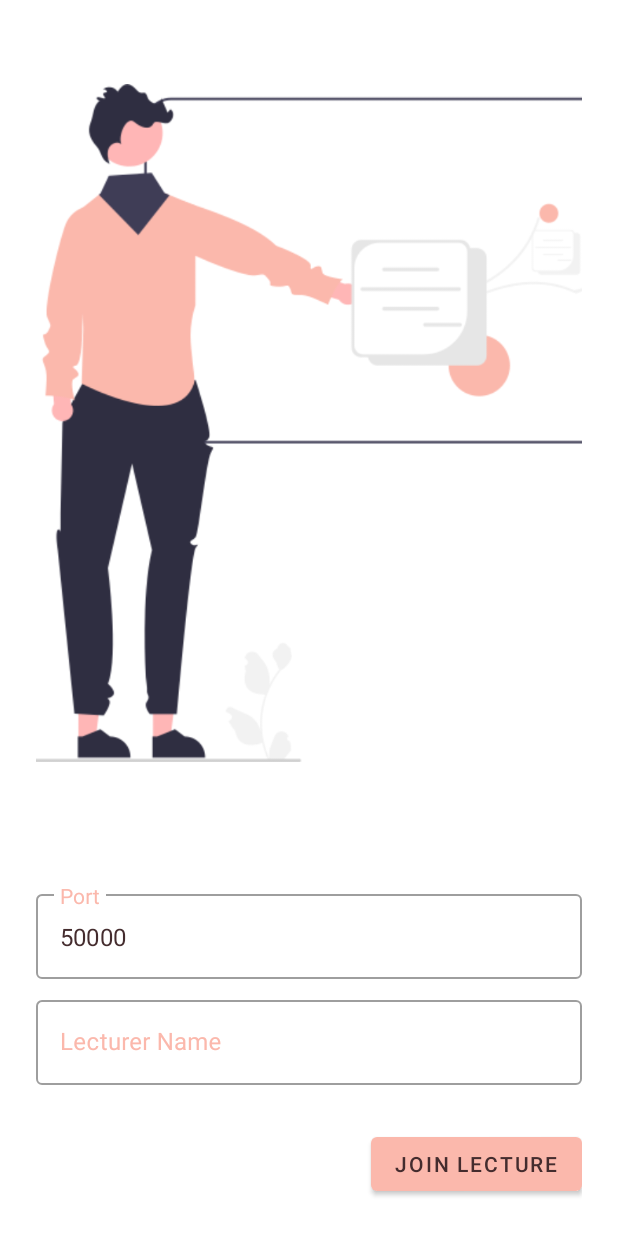
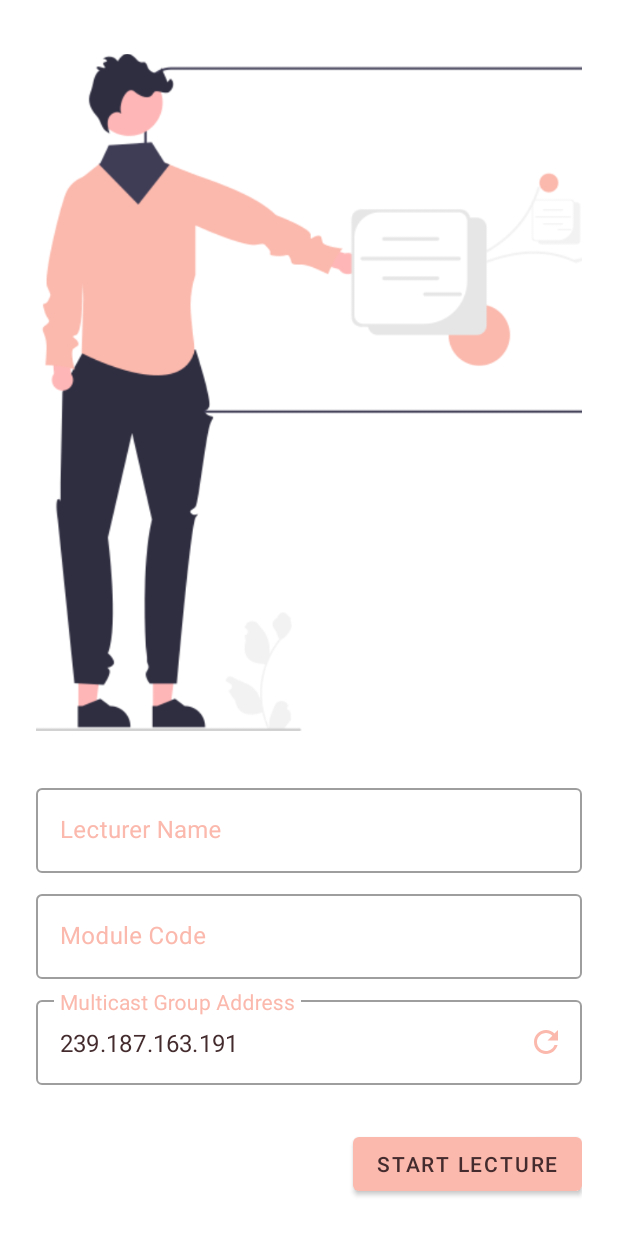
Before and after one commit to DulanjanaYasara/WiFiMeeting, an Android app: the fragment LectureHomePage placed in its activity, on a phone screen of 412 x 824 dp. Run offline under Robolectric (Android 15) with nearby library versions, the phone set to English and light mode, and no system bars.

Commit message:
lecturer home page change

```diff
--- a/app/src/main/java/com/example/wifimeeting/page/LectureHomePage.java
+++ b/app/src/main/java/com/example/wifimeeting/page/LectureHomePage.java
@@ -2,6 +2,7 @@ package com.example.wifimeeting.page;
 
 import android.content.pm.PackageManager;
 import android.os.Bundle;
+import android.util.Log;
 import android.view.LayoutInflater;
 import android.view.View;
 import android.view.ViewGroup;
@@ -19,13 +20,16 @@ import com.google.android.material.snackbar.Snackbar;
 import com.google.android.material.textfield.TextInputEditText;
 import com.google.android.material.textfield.TextInputLayout;
 
+import java.net.InetAddress;
+import java.net.MulticastSocket;
 import java.util.Objects;
+import java.util.Random;
 
 public class LectureHomePage extends Fragment {
 
-    MaterialButton joinLectureButton;
-    TextInputLayout portTextInput, lecturerNameTextInput;
-    TextInputEditText portEditText, lecturerNameEditText;
+    MaterialButton startLectureButton;
+    TextInputLayout moduleCodeTextInput, lecturerNameTextInput, multicastGroupTextInput;
+    TextInputEditText moduleCodeEditText, lecturerNameEditText, multicastGroupEditText;
 
     @Override
     public View onCreateView(
@@ -33,27 +37,37 @@ public class LectureHomePage extends Fragment {
         // Inflate the layout for this fragment
         View view = inflater.inflate(R.layout.lecturer_home_page, container, false);
 
-        joinLectureButton = view.findViewById(R.id.join_lecture_button);
-        portTextInput = view.findViewById(R.id.port_text_input);
-        portEditText = view.findViewById(R.id.port_edit_text);
+        startLectureButton = view.findViewById(R.id.start_lecture_button);
+        moduleCodeTextInput = view.findViewById(R.id.module_code_text_input);
+        moduleCodeEditText = view.findViewById(R.id.module_code_edit_text);
         lecturerNameTextInput = view.findViewById(R.id.lecturer_name_text_input);
         lecturerNameEditText = view.findViewById(R.id.lecturer_name_edit_text);
-        portEditText.setText(String.valueOf(Constants.DEFAULT_AUDIO_CALL_PORT));
+        multicastGroupTextInput = view.findViewById(R.id.multicast_group_address_text_input);
+        multicastGroupEditText = view.findViewById(R.id.multicast_group_address_edit_text);
 
-        joinLectureButton.setOnClickListener(new View.OnClickListener() {
+        multicastGroupEditText.setText(generateMulticastAddress());
+        startLectureButton.setOnClickListener(new View.OnClickListener() {
             @Override
             public void onClick(View view) {
                joinLectureValidations();
 
-                if(portTextInput.getError() == null && lecturerNameTextInput.getError() == null) {
+                if(moduleCodeTextInput.getError() == null && lecturerNameTextInput.getError() == null && multicastGroupTextInput.getError() == null) {
 
                     if (ActivityCompat.checkSelfPermission(requireContext(), android.Manifest.permission.RECORD_AUDIO) != PackageManager.PERMISSION_GRANTED)
                         Snackbar.make(view, R.string.permission_mandatory, Snackbar.LENGTH_SHORT).show();
 				    else {
+
+                        //multicast group address validations
+                        String multicastGroupAddress = multicastGroupEditText.getText().toString().trim();
+                        if(!validateMulticastGroupAddress(multicastGroupAddress)){
+                            Snackbar.make(view, R.string.multicast_group_address_validation_error, Snackbar.LENGTH_SHORT).show();
+                            return;
+                        }
+
                         Bundle bundle = new Bundle();
                         bundle.putString(LectureSessionMember.NAME.toString(), Objects.requireNonNull(lecturerNameEditText.getText()).toString().trim());
                         bundle.putBoolean(LectureSessionMember.IS_MUTE.toString(), false);
-                        bundle.putInt(LectureSessionMember.PORT.toString(), Integer.parseInt(portEditText.getText().toString()));
+                        bundle.putInt(LectureSessionMember.PORT.toString(), Integer.parseInt(moduleCodeEditText.getText().toString()));
 
                         LectureSessionPage lectureSessionPage = new LectureSessionPage();
                         lectureSessionPage.setArguments(bundle);
@@ -63,15 +77,16 @@ public class LectureHomePage extends Fragment {
                 }
             }
         });
+        multicastGroupTextInput.setEndIconOnClickListener(multicastGroupRefreshIconClickEvent());
 
         return view;
     }
 
     private void joinLectureValidations(){
-        if (portEditText.getText() == null || portEditText.getText().toString().trim().equals("")) {
-            portTextInput.setError(getString(R.string.port_mandatory));
+        if (moduleCodeEditText.getText() == null || moduleCodeEditText.getText().toString().trim().equals("")) {
+            moduleCodeTextInput.setError(getString(R.string.module_code_mandatory));
         } else {
-            portTextInput.setError(null);
+            moduleCodeTextInput.setError(null);
         }
 
         if (lecturerNameEditText.getText() == null || lecturerNameEditText.getText().toString().trim().equals("")) {
@@ -79,6 +94,58 @@ public class LectureHomePage extends Fragment {
         } else {
             lecturerNameTextInput.setError(null);
         }
+
+        if (multicastGroupEditText.getText() == null || multicastGroupEditText.getText().toString().trim().equals("")) {
+            multicastGroupTextInput.setError(getString(R.string.multicast_group_address_mandatory));
+        } else {
+            multicastGroupTextInput.setError(null);
+        }
+    }
+
+    private String generateMulticastAddress(){
+        Random rand = new Random();
+        return "239." + rand.nextInt(256) + "." + rand.nextInt(256) + "." + rand.nextInt(256);
+    }
+
+    private View.OnClickListener multicastGroupRefreshIconClickEvent() {
+        return new View.OnClickListener() {
+            @Override
+            public void onClick(View view) {
+                multicastGroupEditText.setText(generateMulticastAddress());
+            }
+        };
+    }
+
+    private Boolean validateMulticastGroupAddress(String multicastAddress){
+        InetAddress group;
+        MulticastSocket socket = null;
+
+        try {
+            group = InetAddress.getByName(multicastAddress);
+
+            if(!group.isMulticastAddress()){
+                // address not a valid multicast group address
+                return false;
+            }
+
+            try {
+                socket = new MulticastSocket(0);
+                socket.setReuseAddress(true);
+                socket.joinGroup(group);
+                return true;
+            } catch (Exception e) {
+                // address is already in use
+                return false;
+            } finally {
+                if (socket != null) {
+                    socket.leaveGroup(group);
+                    socket.close();
+                }
+            }
+        } catch (Exception e) {
+            Log.e(Constants.LECTURE_HOME_PAGE_LOG_TAG, "Error validating multicast group address: " + e.getMessage());
+            return false;
+        }
     }
 
 }
--- a/app/src/main/java/com/example/wifimeeting/utils/Constants.java
+++ b/app/src/main/java/com/example/wifimeeting/utils/Constants.java
@@ -49,6 +49,7 @@ public class Constants {
 
     //Logging Tags
     public static final String LECTURE_SESSION_PAGE_LOG_TAG = "LectureSessionPage";
+    public static final String LECTURE_HOME_PAGE_LOG_TAG = "LectureHomePage";
     public static final String GROUP_DISCUSSION_PAGE_LOG_TAG = "GroupDiscussionPage";
     public static final String GROUP_DISCUSSION_LOBBY_PAGE_LOG_TAG = "GroupDiscussionLobbyPage";
     public static final String AUDIO_CALL_LOG_TAG = "AudioCall";
--- a/app/src/main/res/layout/lecturer_home_page.xml
+++ b/app/src/main/res/layout/lecturer_home_page.xml
@@ -15,28 +15,12 @@
         />
 
     <com.google.android.material.textfield.TextInputLayout
-        android:id="@+id/port_text_input"
-        style="@style/Widget.WifiMeeting.TextInputLayout"
-        android:layout_width="match_parent"
-        android:layout_height="wrap_content"
-        android:layout_marginTop="50dp"
-        android:hint="@string/port">
-
-        <com.google.android.material.textfield.TextInputEditText
-            android:id="@+id/port_edit_text"
-            android:layout_width="match_parent"
-            android:layout_height="wrap_content"
-            android:inputType="number"
-            android:maxLines="1" />
-    </com.google.android.material.textfield.TextInputLayout>
-
-    <com.google.android.material.textfield.TextInputLayout
         android:id="@+id/lecturer_name_text_input"
         style="@style/Widget.WifiMeeting.TextInputLayout"
         android:layout_width="match_parent"
         android:layout_height="wrap_content"
-        android:hint="@string/lecturer_name"
-        app:errorEnabled="true">
+        android:layout_marginTop="20dp"
+        android:hint="@string/lecturer_name">
 
         <com.google.android.material.textfield.TextInputEditText
             android:id="@+id/lecturer_name_edit_text"
@@ -45,12 +29,47 @@
             android:inputType="text" />
     </com.google.android.material.textfield.TextInputLayout>
 
+    <com.google.android.material.textfield.TextInputLayout
+        android:id="@+id/module_code_text_input"
+        style="@style/Widget.WifiMeeting.TextInputLayout"
+        android:layout_width="match_parent"
+        android:layout_height="wrap_content"
+        android:hint="@string/module_code">
+
+        <com.google.android.material.textfield.TextInputEditText
+            android:id="@+id/module_code_edit_text"
+            android:layout_width="match_parent"
+            android:layout_height="wrap_content"
+            android:inputType="text"/>
+    </com.google.android.material.textfield.TextInputLayout>
+
+    <com.google.android.material.textfield.TextInputLayout
+        android:id="@+id/multicast_group_address_text_input"
+        style="@style/Widget.WifiMeeting.TextInputLayout"
+        android:layout_width="match_parent"
+        android:layout_height="wrap_content"
+        android:hint="@string/multicast_group_address"
+        app:errorEnabled="true"
+        app:endIconDrawable="@drawable/baseline_refresh_24"
+        app:endIconMode="custom"
+        app:endIconTint="@color/colorPrimaryDark"
+        app:endIconCheckable="true">
+
+        <com.google.android.material.textfield.TextInputEditText
+            android:id="@+id/multicast_group_address_edit_text"
+            android:layout_width="match_parent"
+            android:layout_height="wrap_content"
+            android:inputType="number|numberDecimal"
+            android:digits="0123456789."
+            android:maxLines="1" />
+    </com.google.android.material.textfield.TextInputLayout>
+
     <com.google.android.material.button.MaterialButton
-        android:id="@+id/join_lecture_button"
+        android:id="@+id/start_lecture_button"
         style="@style/Widget.WifiMeeting.Button"
         android:layout_width="wrap_content"
         android:layout_height="wrap_content"
         android:layout_gravity="end"
-        android:text="@string/join_lecture" />
+        android:text="@string/start_lecture" />
 
 </LinearLayout>
--- a/app/src/main/res/values/strings.xml
+++ b/app/src/main/res/values/strings.xml
@@ -16,6 +16,7 @@
     <string name="cancel">Cancel</string>
     <string name="login">Login</string>
     <string name="join_lecture">Join Lecture</string>
+    <string name="start_lecture">Start Lecture</string>
     <string name="confirm">Confirm</string>
     <string name="leave_lecture_session_confirmation">Are you sure you want to leave lecture session?</string>
     <string name="leave_discussion_group_confirmation">Are you sure you want to leave discussion group?</string>
@@ -23,6 +24,7 @@
     <!--    Error Messages-->
     <string name="port_mandatory">Port is required</string>
     <string name="student_name_mandatory">Student name is required</string>
+    <string name="module_code_mandatory">Module Code is required</string>
     <string name="group_name_mandatory">Group name is required</string>
     <string name="group_mandatory">Group is required</string>
     <string name="members_mandatory">Members are required</string>
@@ -47,6 +49,7 @@
     <string name="port">Port</string>
     <string name="student_name">Student Name</string>
     <string name="lecturer_name">Lecturer Name</string>
+    <string name="module_code">Module Code</string>
     <string name="small_group_discussion">Small Group Discussion</string>
     <string name="group_name">Group Name</string>
     <string name="multicast_group_address">Multicast Group Address</string>
```
